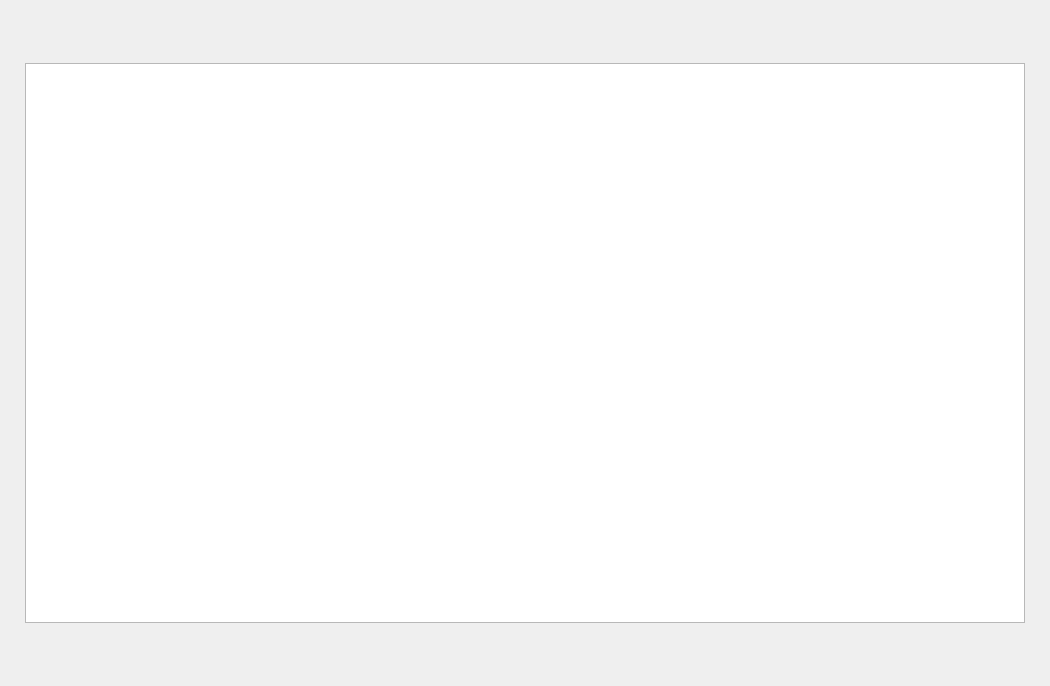
Before: the Qt Designer form testIHMClimingProject/testIHMClimingProject/calibrage.ui in simplyyCarlos/ClimbingProject, drawn with Qt 5.
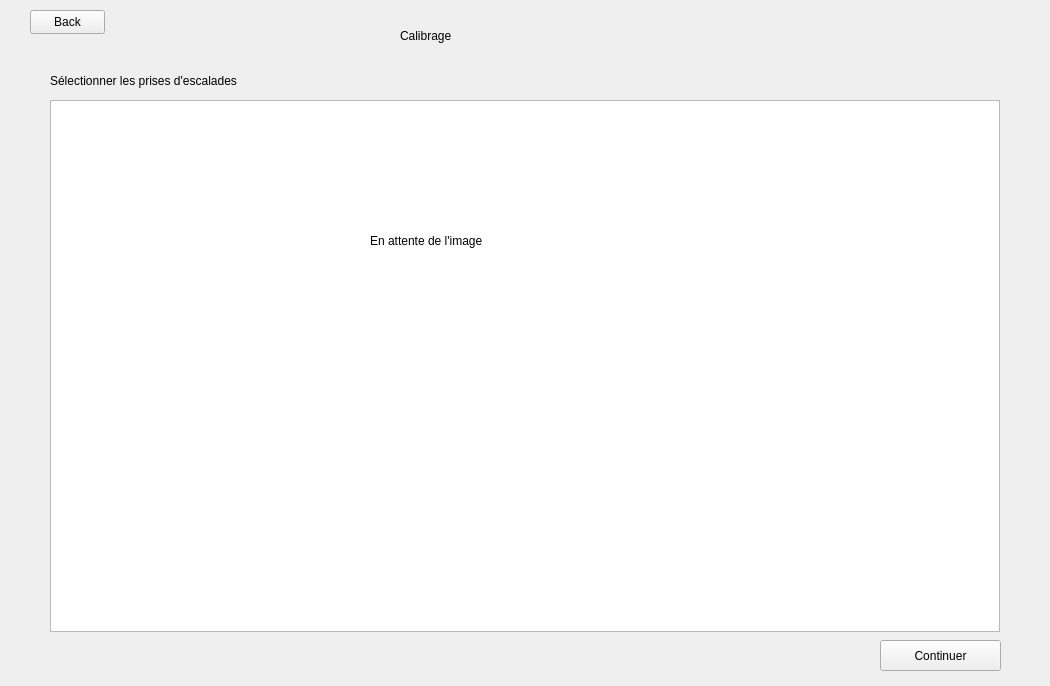
After: the same form once the commit is applied.

Commit message: ajout classe data + modif calibrage

Diff of the .ui file:
```diff
--- a/testIHMClimingProject/testIHMClimingProject/calibrage.ui
+++ b/testIHMClimingProject/testIHMClimingProject/calibrage.ui
@@ -16,22 +16,22 @@
   <widget class="QGraphicsView" name="graphicsView">
    <property name="geometry">
     <rect>
-     <x>25</x>
-     <y>63</y>
-     <width>1000</width>
-     <height>560</height>
+     <x>50</x>
+     <y>100</y>
+     <width>950</width>
+     <height>532</height>
     </rect>
    </property>
    <property name="minimumSize">
     <size>
-     <width>1000</width>
-     <height>560</height>
+     <width>950</width>
+     <height>532</height>
     </size>
    </property>
    <property name="maximumSize">
     <size>
-     <width>1000</width>
-     <height>560</height>
+     <width>950</width>
+     <height>532</height>
     </size>
    </property>
    <property name="verticalScrollBarPolicy">
@@ -41,6 +41,71 @@
     <enum>Qt::ScrollBarAlwaysOff</enum>
    </property>
   </widget>
+  <widget class="QLabel" name="label_Titre">
+   <property name="geometry">
+    <rect>
+     <x>400</x>
+     <y>0</y>
+     <width>251</width>
+     <height>71</height>
+    </rect>
+   </property>
+   <property name="text">
+    <string>Calibrage</string>
+   </property>
+  </widget>
+  <widget class="QPushButton" name="pushButton_Back">
+   <property name="geometry">
+    <rect>
+     <x>30</x>
+     <y>10</y>
+     <width>75</width>
+     <height>24</height>
+    </rect>
+   </property>
+   <property name="text">
+    <string>Back</string>
+   </property>
+  </widget>
+  <widget class="QPushButton" name="pushButton_Continuer">
+   <property name="geometry">
+    <rect>
+     <x>880</x>
+     <y>640</y>
+     <width>121</width>
+     <height>31</height>
+    </rect>
+   </property>
+   <property name="text">
+    <string>Continuer</string>
+   </property>
+  </widget>
+  <widget class="QLabel" name="label_consigne">
+   <property name="geometry">
+    <rect>
+     <x>50</x>
+     <y>70</y>
+     <width>451</width>
+     <height>21</height>
+    </rect>
+   </property>
+   <property name="text">
+    <string>Sélectionner les prises d'escalades</string>
+   </property>
+  </widget>
+  <widget class="QLabel" name="label_attente">
+   <property name="geometry">
+    <rect>
+     <x>370</x>
+     <y>210</y>
+     <width>421</width>
+     <height>61</height>
+    </rect>
+   </property>
+   <property name="text">
+    <string>En attente de l'image</string>
+   </property>
+  </widget>
  </widget>
  <resources/>
  <connections/>
```
The commit also changes 14 other files.
